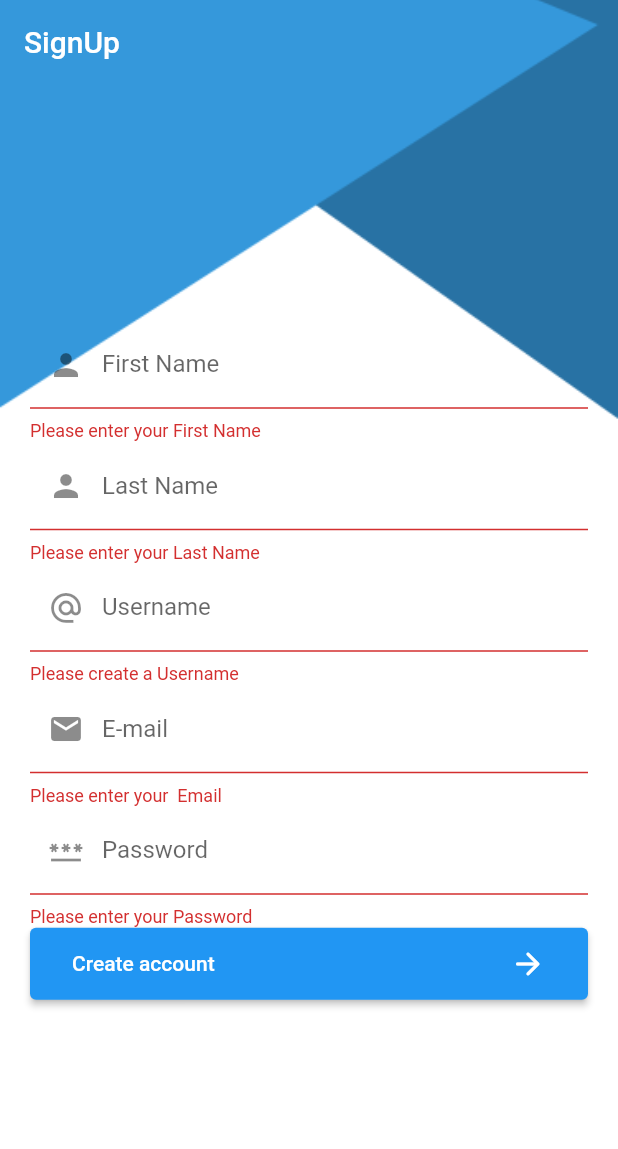
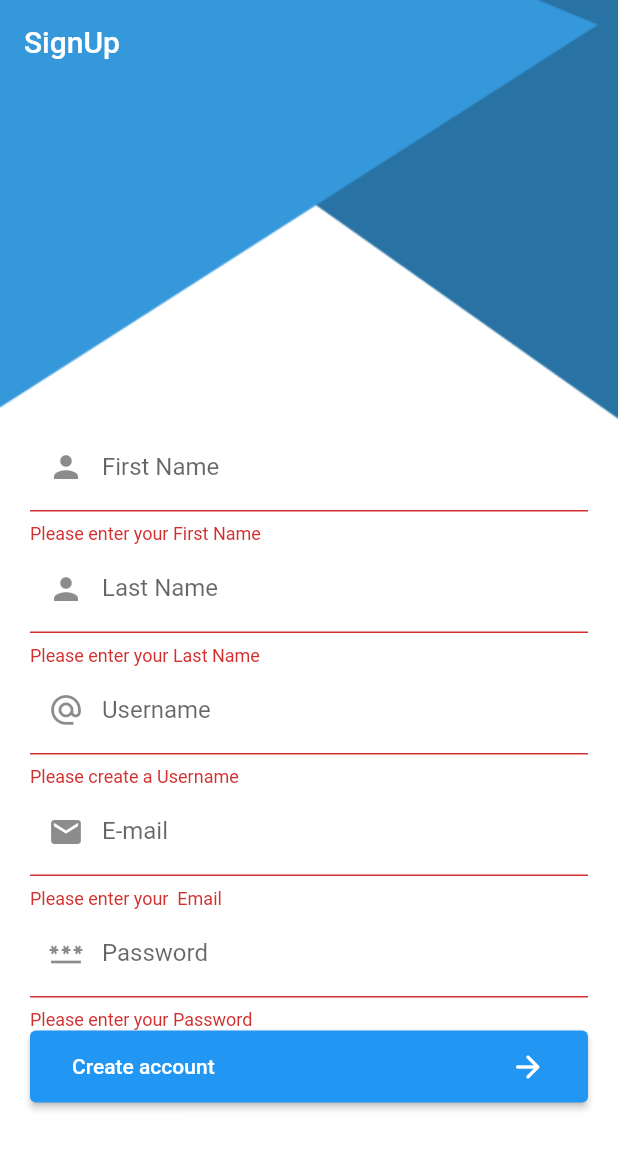
Before and after one commit to mustafasa3eed/chat, a Flutter app: the screen it shows after launch, after a tap on "Create account", on a phone screen of 412 x 824 dp. Shown: the top 1149 px of the screen. Run offline on Flutter 3.47's test engine with Material 2 defaults, Android fonts, the phone set to English and light mode, and no system bars; our stand-ins replace firebase_core; accounts and stored records are empty.

```diff
--- a/lib/main.dart
+++ b/lib/main.dart
@@ -1,7 +1,11 @@
 import 'package:chat/register_screen.dart';
 import 'package:flutter/material.dart';
+import 'package:firebase_core/firebase_core.dart';
 
-void main() {
+
+void main() async{
+  WidgetsFlutterBinding.ensureInitialized();
+  await Firebase.initializeApp();
   runApp(const MyApp());
 }
 
--- a/lib/register_screen.dart
+++ b/lib/register_screen.dart
@@ -25,13 +25,17 @@ class RegisterScreen extends StatelessWidget {
           elevation: 0,
           title: Text('SignUp'),
         ),
-        body: Padding(
+        body: SingleChildScrollView(
+          child: Padding(
             padding: const EdgeInsets.all(20.0),
             child: Form(
                 key: formKey,
                 child: Column(
                   mainAxisAlignment: MainAxisAlignment.center,
                   children: [
+                    SizedBox(
+                      height: MediaQuery.of(context).size.height *0.25,
+                    ),
                     TextFormField(
                       decoration: InputDecoration(
                           prefixIcon: Icon(Icons.person),
@@ -127,6 +131,7 @@ class RegisterScreen extends StatelessWidget {
                 )),
           ),
         ),
+      ),
     );
   }
 
```
Also changed, not shown: 1 other file. Lines whose indentation alone changed are shown as unchanged.
